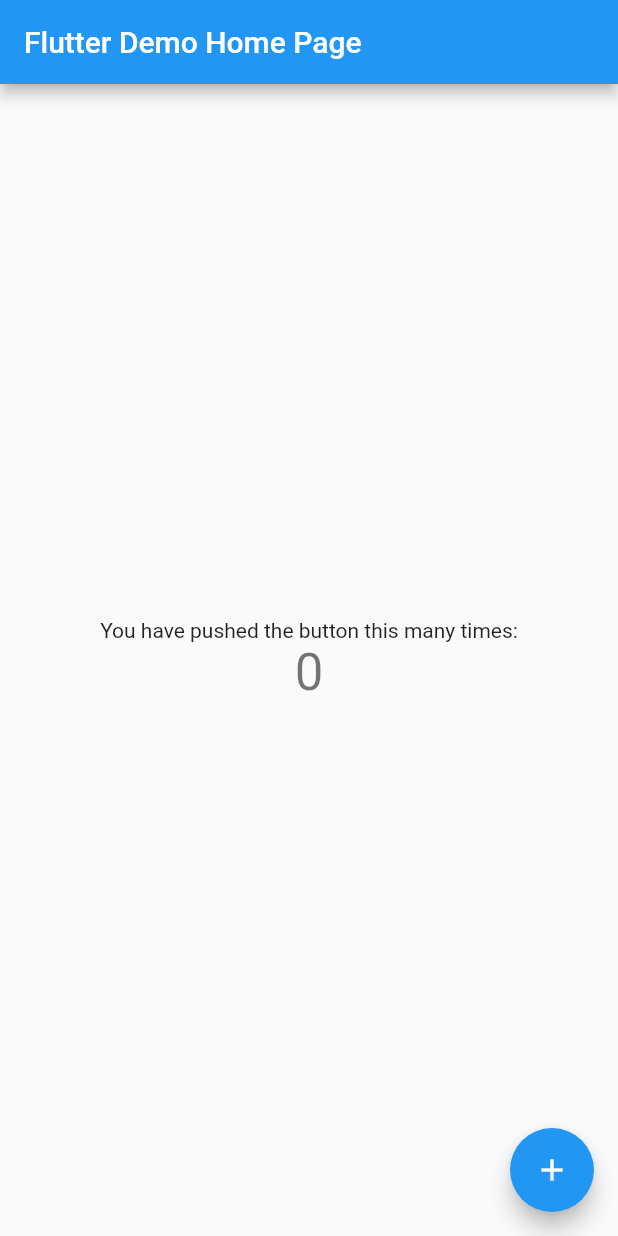
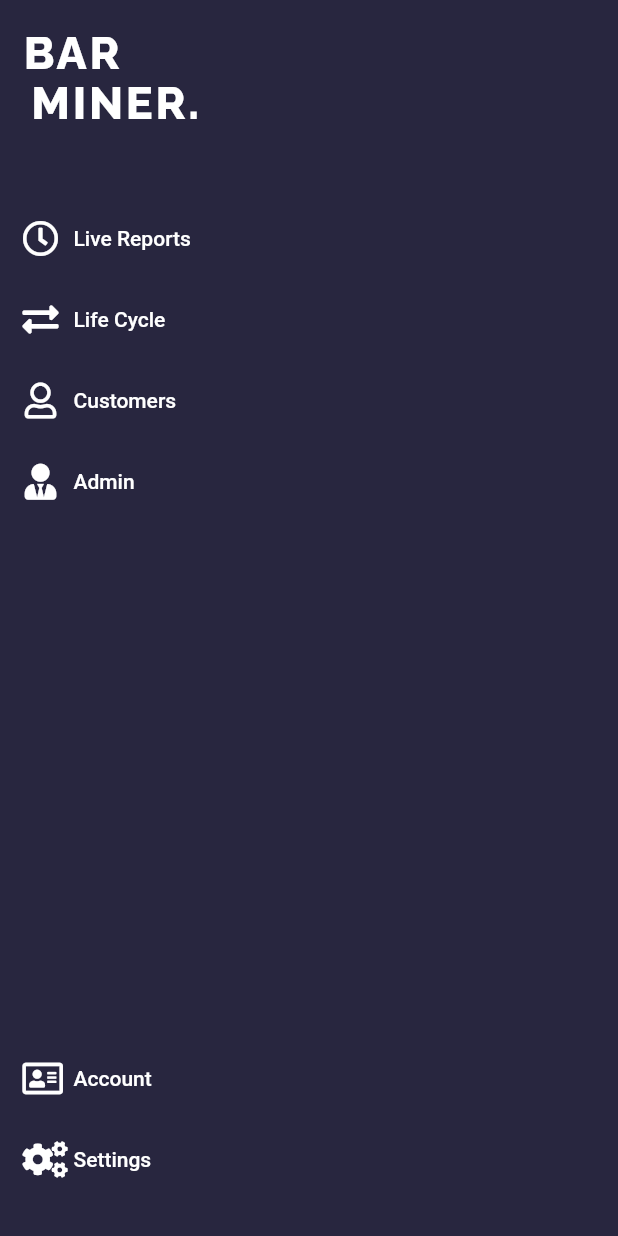
Before and after one commit to Harry-OBrien/Anonymous_recognition, a Flutter app: the screen it shows after launch, on a phone screen of 412 x 824 dp. Run offline on Flutter 3.47's test engine with Material 2 defaults, Android fonts, the phone set to English and light mode, and no system bars; our stand-ins replace font_awesome_flutter, google_fonts.

Commit message:
Complete main menu

```diff
--- a/manager/lib/main.dart
+++ b/manager/lib/main.dart
@@ -1,117 +1,26 @@
+import 'package:flutter/services.dart';
+
+import 'screens/master_detail_container.dart';
 import 'package:flutter/material.dart';
 
-void main() {
-  runApp(MyApp());
-}
+void main() => runApp(ManagerApp());
 
-class MyApp extends StatelessWidget {
-  // This widget is the root of your application.
+class ManagerApp extends StatelessWidget {
   @override
   Widget build(BuildContext context) {
+    SystemChrome.setEnabledSystemUIOverlays([]);
+
     return MaterialApp(
-      title: 'Flutter Demo',
+      title: 'Manager',
+      debugShowCheckedModeBanner: false,
       theme: ThemeData(
-        // This is the theme of your application.
-        //
-        // Try running your application with "flutter run". You'll see the
-        // application has a blue toolbar. Then, without quitting the app, try
-        // changing the primarySwatch below to Colors.green and then invoke
-        // "hot reload" (press "r" in the console where you ran "flutter run",
-        // or simply save your changes to "hot reload" in a Flutter IDE).
-        // Notice that the counter didn't reset back to zero; the application
-        // is not restarted.
-        primarySwatch: Colors.blue,
-        // This makes the visual density adapt to the platform that you run
-        // the app on. For desktop platforms, the controls will be smaller and
-        // closer together (more dense) than on mobile platforms.
-        visualDensity: VisualDensity.adaptivePlatformDensity,
+        // primaryColor: Color(0xff173555),
+        primaryColor: Color(0xff28263f),
+        // accentColor: Color(0xff1f437a),
+        accentColor: Color(0xfff8c2c1),
+        unselectedWidgetColor: Color(0xff909aaf),
       ),
-      home: MyHomePage(title: 'Flutter Demo Home Page'),
+      home: MasterDetailContainer(),
     );
   }
 }
-
-class MyHomePage extends StatefulWidget {
-  MyHomePage({Key key, this.title}) : super(key: key);
-
-  // This widget is the home page of your application. It is stateful, meaning
-  // that it has a State object (defined below) that contains fields that affect
-  // how it looks.
-
-  // This class is the configuration for the state. It holds the values (in this
-  // case the title) provided by the parent (in this case the App widget) and
-  // used by the build method of the State. Fields in a Widget subclass are
-  // always marked "final".
-
-  final String title;
-
-  @override
-  _MyHomePageState createState() => _MyHomePageState();
-}
-
-class _MyHomePageState extends State<MyHomePage> {
-  int _counter = 0;
-
-  void _incrementCounter() {
-    setState(() {
-      // This call to setState tells the Flutter framework that something has
-      // changed in this State, which causes it to rerun the build method below
-      // so that the display can reflect the updated values. If we changed
-      // _counter without calling setState(), then the build method would not be
-      // called again, and so nothing would appear to happen.
-      _counter++;
-    });
-  }
-
-  @override
-  Widget build(BuildContext context) {
-    // This method is rerun every time setState is called, for instance as done
-    // by the _incrementCounter method above.
-    //
-    // The Flutter framework has been optimized to make rerunning build methods
-    // fast, so that you can just rebuild anything that needs updating rather
-    // than having to individually change instances of widgets.
-    return Scaffold(
-      appBar: AppBar(
-        // Here we take the value from the MyHomePage object that was created by
-        // the App.build method, and use it to set our appbar title.
-        title: Text(widget.title),
-      ),
-      body: Center(
-        // Center is a layout widget. It takes a single child and positions it
-        // in the middle of the parent.
-        child: Column(
-          // Column is also a layout widget. It takes a list of children and
-          // arranges them vertically. By default, it sizes itself to fit its
-          // children horizontally, and tries to be as tall as its parent.
-          //
-          // Invoke "debug painting" (press "p" in the console, choose the
-          // "Toggle Debug Paint" action from the Flutter Inspector in Android
-          // Studio, or the "Toggle Debug Paint" command in Visual Studio Code)
-          // to see the wireframe for each widget.
-          //
-          // Column has various properties to control how it sizes itself and
-          // how it positions its children. Here we use mainAxisAlignment to
-          // center the children vertically; the main axis here is the vertical
-          // axis because Columns are vertical (the cross axis would be
-          // horizontal).
-          mainAxisAlignment: MainAxisAlignment.center,
-          children: <Widget>[
-            Text(
-              'You have pushed the button this many times:',
-            ),
-            Text(
-              '$_counter',
-              style: Theme.of(context).textTheme.headline4,
-            ),
-          ],
-        ),
-      ),
-      floatingActionButton: FloatingActionButton(
-        onPressed: _incrementCounter,
-        tooltip: 'Increment',
-        child: Icon(Icons.add),
-      ), // This trailing comma makes auto-formatting nicer for build methods.
-    );
-  }
-}
--- /dev/null
+++ b/manager/lib/models/section.dart
@@ -0,0 +1,143 @@
+import 'package:font_awesome_flutter/font_awesome_flutter.dart';
+import 'package:manager/screens/Admin_screen.dart';
+import 'package:manager/screens/account_screen.dart';
+import 'package:manager/screens/customer_analytics_screen.dart';
+import 'package:manager/screens/life_cycle_screen.dart';
+import 'package:manager/screens/live_reports_screen.dart';
+import 'package:manager/screens/setting_screen.dart';
+import 'package:meta/meta.dart';
+
+class Section {
+  Section({
+    @required this.title,
+    @required this.icon,
+    @required this.implementation,
+    this.subsections,
+  });
+
+  final String title;
+  final dynamic icon;
+  final Function implementation;
+  final List<Section> subsections;
+}
+
+final List<Section> upperSections = <Section>[
+  Section(
+    title: 'Live Reports',
+    icon: FontAwesomeIcons.clock,
+    implementation: () => LiveReportsScreen(),
+  ),
+  Section(
+    title: 'Life Cycle',
+    icon: FontAwesomeIcons
+        .exchangeAlt, //peopleArrows retweet syncAlt waveSquare infinity
+    implementation: () => CustomerLifeCycleScreen(),
+    subsections: <Section>[
+      Section(
+        title: 'Aquisition',
+        icon: FontAwesomeIcons.hubspot,
+        implementation: () => AdminScreen(),
+      ),
+      Section(
+        title: 'Engagement',
+        icon: FontAwesomeIcons.tag,
+        implementation: () => AdminScreen(),
+      ),
+      Section(
+        title: 'Monetization',
+        icon: FontAwesomeIcons.poundSign,
+        implementation: () => AdminScreen(),
+      ),
+      Section(
+        title: 'Retention',
+        icon: FontAwesomeIcons.magnet,
+        implementation: () => AdminScreen(),
+      ),
+    ],
+  ),
+  Section(
+    title: 'Customers',
+    icon: FontAwesomeIcons.user,
+    implementation: () => CustomerAnalyticsScreen(),
+    subsections: <Section>[
+      Section(
+        title: 'Advertisement',
+        icon: FontAwesomeIcons.peopleArrows,
+        implementation: () => AdminScreen(),
+      ),
+      Section(
+        title: 'Customer Base',
+        icon: FontAwesomeIcons.chartBar,
+        implementation: () => AdminScreen(),
+      ),
+    ],
+  ),
+  Section(
+    title: 'Admin',
+    icon: FontAwesomeIcons.userTie,
+    implementation: () => AdminScreen(),
+    subsections: <Section>[
+      Section(
+        title: 'Local Events',
+        icon: FontAwesomeIcons.users,
+        implementation: () => AdminScreen(),
+      ),
+      Section(
+        title: 'Staff',
+        icon: FontAwesomeIcons.peopleCarry,
+        implementation: () => AdminScreen(),
+      ),
+      Section(
+        title: 'Stock',
+        icon: FontAwesomeIcons.boxOpen,
+        implementation: () => AdminScreen(),
+      ),
+    ],
+  ),
+];
+
+final List<Section> lowerSections = <Section>[
+  Section(
+    title: 'Account',
+    icon: FontAwesomeIcons.addressCard,
+    implementation: () => AcccountScreen(),
+    subsections: <Section>[],
+  ),
+  Section(
+    title: 'Settings',
+    icon: FontAwesomeIcons.cogs,
+    implementation: () => SettingsScreen(),
+    subsections: <Section>[],
+  ),
+];
+
+/*
+Live reports    exchangeAlt
+  realtime
+Life cycle
+  acquisition   hubspot
+  Engagement
+  Monetization
+  Retention
+
+Customers
+  advertisement
+  customer base
+
+Admin
+  local events
+  staff
+  stock
+
+Settings
+
+
+
+
+
+
+
+
+
+
+*/
--- /dev/null
+++ b/manager/lib/screens/master_detail_container.dart
@@ -0,0 +1,96 @@
+import 'package:manager/models/section.dart';
+import '../widgets/item_details.dart';
+import '../widgets/item_listing.dart';
+import 'package:flutter/material.dart';
+
+class MasterDetailContainer extends StatefulWidget {
+  @override
+  _ItemMasterDetailContainerState createState() =>
+      _ItemMasterDetailContainerState();
+}
+
+class _ItemMasterDetailContainerState extends State<MasterDetailContainer> {
+  static const int kTabletBreakpoint = 600;
+
+  int _selectedItemIndex = 0;
+
+  Widget _buildMobileLayout() {
+    return ItemListing(
+      itemSelectedCallback: (item) {
+        Navigator.push(
+          context,
+          MaterialPageRoute(
+            builder: (BuildContext context) {
+              return ItemDetails(
+                // TODO: Refactor to make clearer
+                section: (_selectedItemIndex > upperSections.length - 1
+                    ? lowerSections[_selectedItemIndex - upperSections.length]
+                    : upperSections[_selectedItemIndex]),
+                isInTabletLayout: false,
+              );
+            },
+          ),
+        );
+      },
+    );
+  }
+
+  Widget _buildTabletLayout() {
+    return Container(
+      color: Theme.of(context).primaryColor,
+      child: Row(
+        children: <Widget>[
+          Flexible(
+            flex: 2,
+            child: Material(
+              elevation: 4.0,
+              child: ItemListing(
+                itemSelectedCallback: (item) {
+                  setState(() {
+                    _selectedItemIndex = item;
+                  });
+                },
+                selectedSectionIndex: _selectedItemIndex,
+              ),
+            ),
+          ),
+          Flexible(
+            flex: 9,
+            child: Container(
+              decoration: BoxDecoration(
+                borderRadius: BorderRadius.horizontal(
+                  left: Radius.circular(20),
+                ),
+                color: Colors.white,
+              ),
+              child: ItemDetails(
+                // TODO: Refactor to make clearer/less messy
+                // Decide if the index is pointing to the upper section or the lower section
+                section: (_selectedItemIndex > upperSections.length - 1
+                    ? lowerSections[_selectedItemIndex - upperSections.length]
+                    : upperSections[_selectedItemIndex]),
+                isInTabletLayout: true,
+              ),
+            ),
+          ),
+        ],
+      ),
+    );
+  }
+
+  @override
+  Widget build(BuildContext context) {
+    Widget content;
+    var shortestSide = MediaQuery.of(context).size.shortestSide;
+
+    if (shortestSide < kTabletBreakpoint) {
+      content = _buildMobileLayout();
+    } else {
+      content = _buildTabletLayout();
+    }
+
+    return Scaffold(
+      body: content,
+    );
+  }
+}
--- /dev/null
+++ b/manager/lib/widgets/bar_miner_logo.dart
@@ -0,0 +1,47 @@
+import 'package:flutter/material.dart';
+import 'package:google_fonts/google_fonts.dart';
+
+class BarMinerLogo extends StatelessWidget {
+  BarMinerLogo();
+
+  @override
+  Widget build(BuildContext context) {
+    return Column(
+      children: [
+        Align(
+          alignment: Alignment.centerLeft,
+          child: Text(
+            "BAR",
+            style: GoogleFonts.raleway(
+              textStyle: TextStyle(
+                color: Colors.white,
+                fontSize: 30.0,
+                fontWeight: FontWeight.w800,
+                letterSpacing: 1.8,
+                height: 1.1,
+              ),
+            ),
+          ),
+        ),
+        Align(
+          alignment: Alignment.centerLeft,
+          child: Padding(
+            padding: const EdgeInsets.only(left: 5.0),
+            child: Text(
+              "MINER.",
+              style: GoogleFonts.raleway(
+                textStyle: TextStyle(
+                  color: Colors.white,
+                  fontSize: 30.0,
+                  fontWeight: FontWeight.w800,
+                  letterSpacing: 1.8,
+                  height: 1.1,
+                ),
+              ),
+            ),
+          ),
+        ),
+      ],
+    );
+  }
+}
--- /dev/null
+++ b/manager/lib/widgets/item_listing.dart
@@ -0,0 +1,54 @@
+import 'package:manager/models/section.dart';
+import 'package:flutter/material.dart';
+import 'package:manager/widgets/main_menu_items.dart';
+import 'package:meta/meta.dart';
+
+import 'bar_miner_logo.dart';
+
+class ItemListing extends StatelessWidget {
+  ItemListing({
+    @required this.itemSelectedCallback,
+    this.selectedSectionIndex,
+  });
+
+  final ValueChanged<int> itemSelectedCallback;
+  final int selectedSectionIndex;
+
+  @override
+  Widget build(BuildContext context) {
+    return Container(
+      color: Theme.of(context).primaryColor,
+      constraints: BoxConstraints.expand(),
+      padding: EdgeInsets.symmetric(vertical: 20.0, horizontal: 15.0),
+      child: Column(
+        crossAxisAlignment: CrossAxisAlignment.start,
+        children: <Widget>[
+          Flexible(
+            flex: 2,
+            child: BarMinerLogo(),
+          ),
+          // TODO: Remove flex -> replace with item.expand
+          Flexible(
+            flex: 10,
+            child: MainMenuItems(
+              itemSelectedCallback,
+              selectedSectionIndex,
+              upperSections,
+              0,
+            ),
+          ),
+          Flexible(
+            flex: 2,
+            // TODO: Pin to bottom of bar
+            child: MainMenuItems(
+              itemSelectedCallback,
+              selectedSectionIndex,
+              lowerSections,
+              upperSections.length,
+            ),
+          )
+        ],
+      ),
+    );
+  }
+}
--- /dev/null
+++ b/manager/lib/widgets/main_menu_item.dart
@@ -0,0 +1,48 @@
+import 'dart:wasm';
+
+import 'package:flutter/material.dart';
+import 'package:manager/models/section.dart';
+
+import 'main_menu_items.dart';
+
+class MainMenuItem extends StatelessWidget {
+  const MainMenuItem({
+    @required this.itemSelectedCallback,
+    @required this.index,
+    @required this.offset,
+    @required this.section,
+    @required this.itemColour,
+  });
+
+  final ValueChanged<int> itemSelectedCallback;
+  final int index;
+  final int offset;
+  final Section section;
+  final Color itemColour;
+
+  @override
+  Widget build(BuildContext context) {
+    return FlatButton(
+      padding: EdgeInsets.only(top: 15.0, bottom: 15.0, left: 0.0),
+      onPressed: () => itemSelectedCallback(index + offset),
+      child: Align(
+        alignment: Alignment.centerLeft,
+        child: Row(children: [
+          Padding(
+            padding: EdgeInsets.only(right: 10.0),
+            child: Icon(
+              section.icon,
+              color: itemColour,
+            ),
+          ),
+          Text(
+            section.title,
+            style: TextStyle(
+              color: itemColour,
+            ),
+          ),
+        ]),
+      ),
+    );
+  }
+}
--- /dev/null
+++ b/manager/lib/widgets/main_menu_items.dart
@@ -0,0 +1,39 @@
+import 'package:flutter/material.dart';
+import 'package:manager/models/section.dart';
+
+import 'main_menu_item.dart';
+
+class MainMenuItems extends StatelessWidget {
+  MainMenuItems(
+    this.itemSelectedCallback,
+    this.selectedSectionIndex,
+    this.sections,
+    this.offset,
+  );
+
+  final int selectedSectionIndex;
+  final int offset;
+  final List<Section> sections;
+  final ValueChanged<int> itemSelectedCallback;
+
+  @override
+  Widget build(BuildContext context) {
+    return ListView.builder(
+      itemCount: sections.length,
+      itemBuilder: (BuildContext context, int index) {
+        Section section = sections[index];
+        Color itemColour = (selectedSectionIndex == index + offset
+            ? Theme.of(context).accentColor
+            : Colors.white);
+
+        return MainMenuItem(
+          itemSelectedCallback: itemSelectedCallback,
+          index: index,
+          offset: offset,
+          section: section,
+          itemColour: itemColour,
+        );
+      },
+    );
+  }
+}
```
Also changed, not shown: manager/lib/screens/account_screen.dart (added, +27 -0 lines), manager/lib/screens/admin_screen.dart (added, +27 -0 lines), manager/lib/screens/customer_analytics_screen.dart (added, +27 -0 lines), manager/lib/screens/life_cycle_screen.dart (added, +27 -0 lines), manager/lib/screens/live_reports_screen.dart (added, +27 -0 lines), manager/lib/screens/setting_screen.dart (added, +27 -0 lines), manager/lib/widgets/item_details.dart (added, +31 -0 lines), manager/pubspec.yaml (+4 -3 lines), manager/pubspec.lock, 8 other files.
